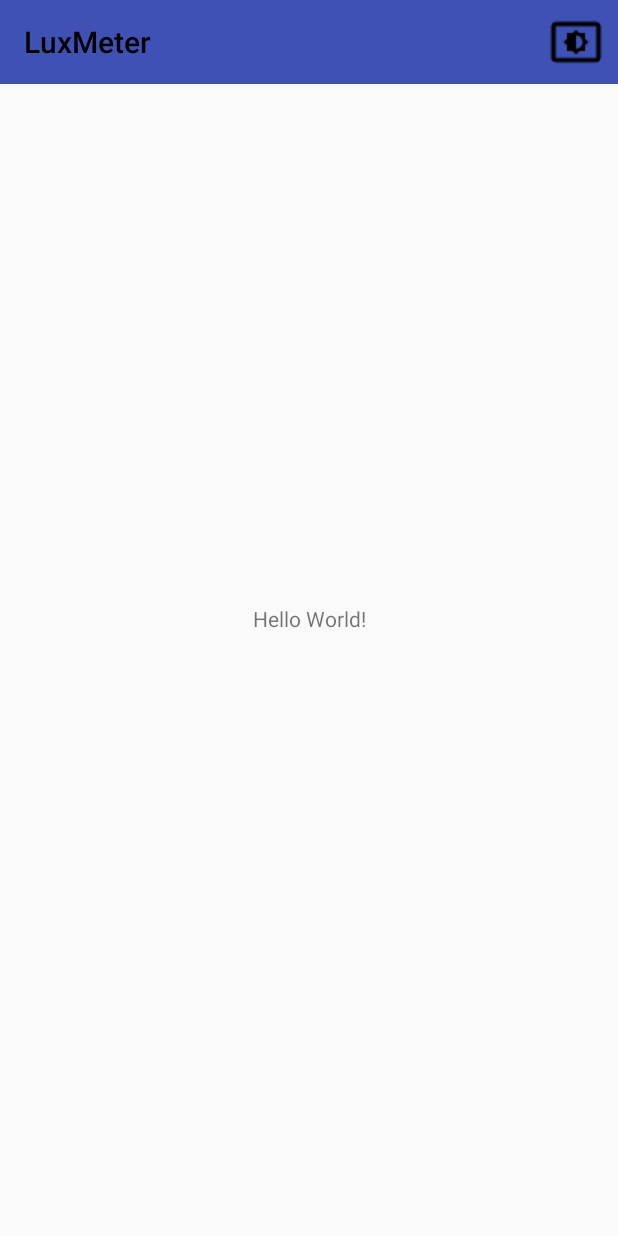
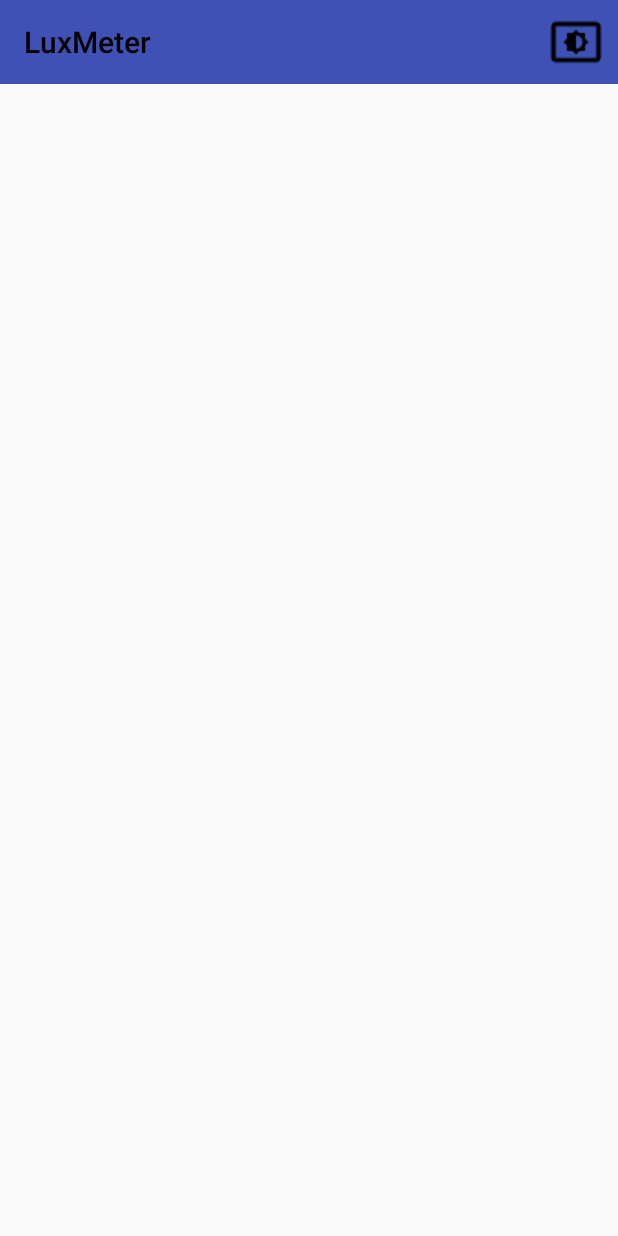
Before and after one commit to AlirezaAbrishami/lux-meter, an Android app: the MainActivity screen opened directly, with no data from a screen before it, on a phone screen of 412 x 824 dp. Run offline under Robolectric (Android 15) with nearby library versions, the phone set to English and light mode, and no system bars.

Commit message:
Minor Changes

```diff
--- a/app/src/main/java/ir/alirezaabrishami/luxmeter/ManualLogin.java
+++ b/app/src/main/java/ir/alirezaabrishami/luxmeter/ManualLogin.java
@@ -74,7 +74,7 @@ public class ManualLogin extends AppCompatActivity {
             wifiManager.reconnect();
             String a = wifiManager.getConnectionInfo().toString();
             Log.e("WiFi", a);
-            Intent intent = new Intent(Login.this, MainActivity.class);
+            Intent intent = new Intent(ManualLogin.this, MainActivity.class);
             startActivity(intent);
         } catch (Exception ex) {
             ex.printStackTrace();
--- a/app/src/main/res/layout/activity_main.xml
+++ b/app/src/main/res/layout/activity_main.xml
@@ -10,13 +10,5 @@
         android:id="@+id/tool_bar"
         layout="@layout/tool_bar" />
 
-    <TextView
-        android:layout_width="wrap_content"
-        android:layout_height="wrap_content"
-        android:text="Hello World!"
-        app:layout_constraintBottom_toBottomOf="parent"
-        app:layout_constraintLeft_toLeftOf="parent"
-        app:layout_constraintRight_toRightOf="parent"
-        app:layout_constraintTop_toTopOf="parent" />
 
 </androidx.constraintlayout.widget.ConstraintLayout>
```
